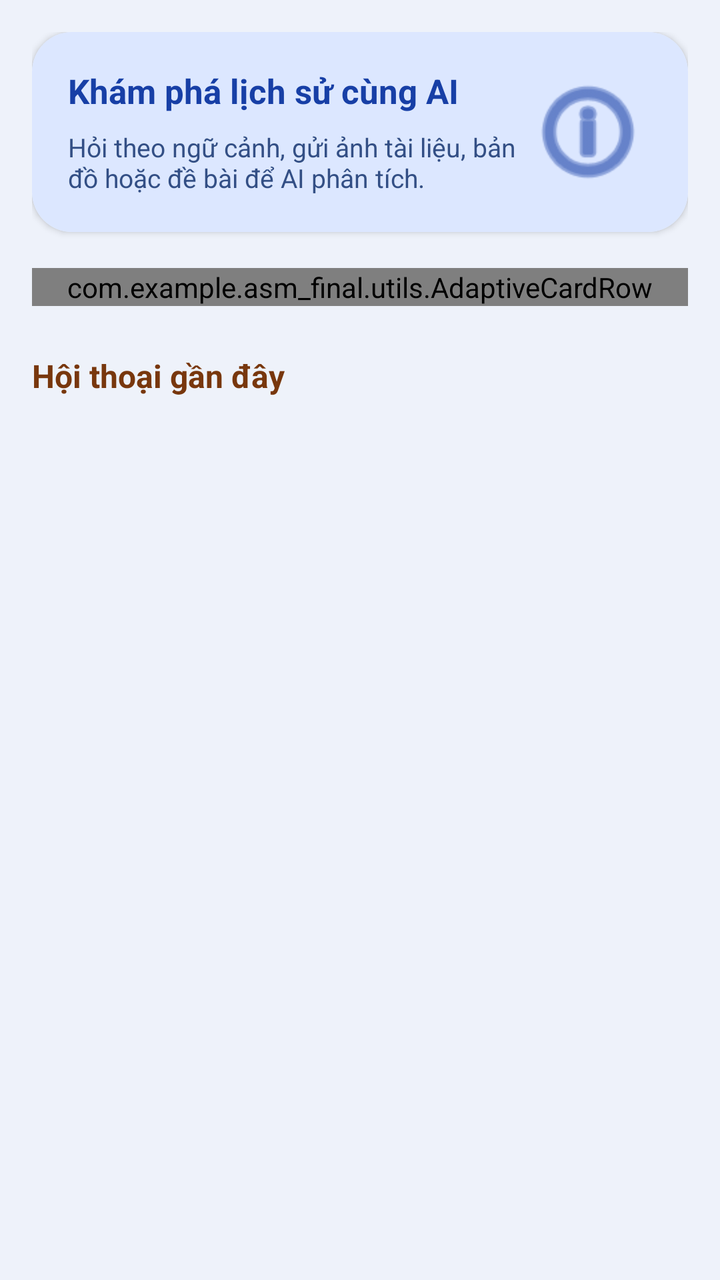
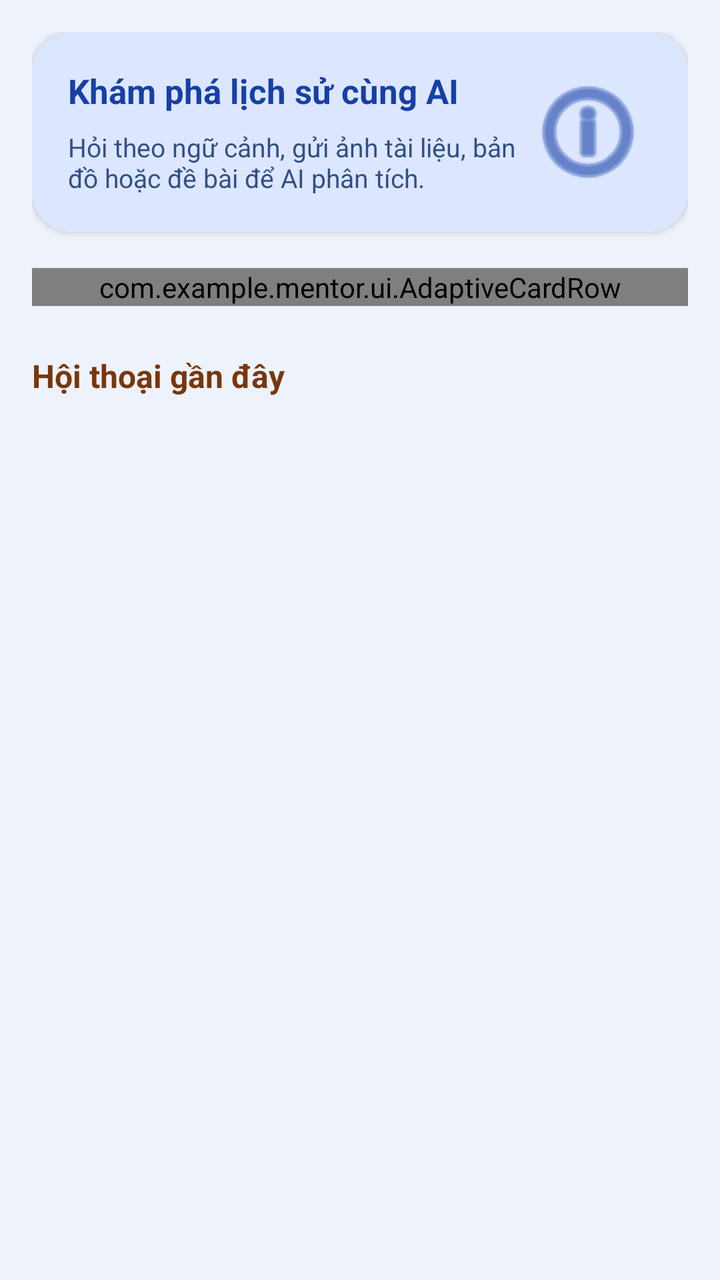

Screens rendered from an Android XML layout before and after an edit, with the pre-edit source and the edit as a unified diff.
<!-- AndroidManifest.xml: application theme Theme.HistoryModule -->
<!-- res/layout/history_fragment_solver.xml -->
<androidx.core.widget.NestedScrollView xmlns:android="http://schemas.android.com/apk/res/android" xmlns:app="http://schemas.android.com/apk/res-auto" android:layout_width="match_parent" android:layout_height="match_parent" android:background="@color/history_background" android:fillViewport="true">

    <LinearLayout android:layout_width="match_parent" android:layout_height="wrap_content" android:orientation="vertical" android:padding="16dp">

        <androidx.cardview.widget.CardView android:id="@+id/card_ai_intro" android:layout_width="match_parent" android:layout_height="wrap_content" android:clickable="true" android:focusable="true" android:foreground="?attr/selectableItemBackground" app:cardCornerRadius="20dp" app:cardElevation="2dp">

            <LinearLayout android:layout_width="match_parent" android:layout_height="wrap_content" android:background="@color/history_banner_blue_bg" android:gravity="center_vertical" android:orientation="horizontal" android:padding="18dp">

                <LinearLayout android:layout_width="0dp" android:layout_height="wrap_content" android:layout_weight="1" android:orientation="vertical">

                    <TextView android:layout_width="wrap_content" android:layout_height="wrap_content" android:text="@string/history_solver_intro_title" android:textColor="@color/history_banner_blue_text" android:textSize="17sp" android:textStyle="bold" />

                    <TextView android:layout_width="wrap_content" android:layout_height="wrap_content" android:layout_marginTop="8dp" android:text="@string/history_solver_intro_desc" android:textColor="@color/history_banner_blue_subtext" android:textSize="13sp" />
                </LinearLayout>

                <ImageView android:layout_width="64dp" android:layout_height="64dp" android:contentDescription="@string/history_chat_title" android:src="@android:drawable/ic_menu_info_details" app:tint="@color/history_banner_blue_text" />
            </LinearLayout>
        </androidx.cardview.widget.CardView>

        <com.example.asm_final.utils.AdaptiveCardRow android:layout_width="match_parent" android:layout_height="wrap_content" android:layout_marginTop="18dp" android:orientation="horizontal">

            <androidx.cardview.widget.CardView android:id="@+id/btn_camera_card" android:layout_width="0dp" android:layout_height="wrap_content" android:layout_marginEnd="6dp" android:layout_weight="1" android:clickable="true" android:focusable="true" android:foreground="?attr/selectableItemBackground" app:cardCornerRadius="20dp">
                <LinearLayout android:layout_width="match_parent" android:layout_height="wrap_content" android:gravity="center" android:orientation="vertical" android:padding="16dp" android:background="@color/history_surface">
                    <ImageView android:layout_width="38dp" android:layout_height="38dp" android:contentDescription="@string/history_solver_btn_camera" android:src="@android:drawable/ic_menu_camera" app:tint="@color/history_accent_blue" />
                    <TextView android:layout_width="wrap_content" android:layout_height="wrap_content" android:layout_marginTop="8dp" android:text="@string/history_solver_btn_camera" android:textColor="@color/history_text_primary" android:textStyle="bold" />
                </LinearLayout>
            </androidx.cardview.widget.CardView>

            <androidx.cardview.widget.CardView android:id="@+id/btn_input_card" android:layout_width="0dp" android:layout_height="wrap_content" android:layout_marginStart="6dp" android:layout_weight="1" android:clickable="true" android:focusable="true" android:foreground="?attr/selectableItemBackground" app:cardCornerRadius="20dp">
                <LinearLayout android:layout_width="match_parent" android:layout_height="wrap_content" android:gravity="center" android:orientation="vertical" android:padding="16dp" android:background="@color/history_surface">
                    <ImageView android:layout_width="38dp" android:layout_height="38dp" android:contentDescription="@string/history_solver_btn_input" android:src="@android:drawable/ic_menu_edit" app:tint="@color/history_accent_blue" />
                    <TextView android:layout_width="wrap_content" android:layout_height="wrap_content" android:layout_marginTop="8dp" android:text="@string/history_solver_btn_input" android:textColor="@color/history_text_primary" android:textStyle="bold" />
                </LinearLayout>
            </androidx.cardview.widget.CardView>
        </com.example.asm_final.utils.AdaptiveCardRow>

        <TextView android:layout_width="wrap_content" android:layout_height="wrap_content" android:layout_marginTop="24dp" android:text="@string/history_solver_recent_title" android:textColor="@color/history_title" android:textSize="16sp" android:textStyle="bold" />

        <TextView android:id="@+id/tvRecentEmpty" android:layout_width="match_parent" android:layout_height="wrap_content" android:layout_marginTop="16dp" android:gravity="center" android:text="@string/history_solver_recent_empty" android:textColor="@color/history_text_hint" android:visibility="gone" />

        <androidx.recyclerview.widget.RecyclerView android:id="@+id/recycler_recent_solver" android:layout_width="match_parent" android:layout_height="wrap_content" android:layout_marginTop="8dp" android:nestedScrollingEnabled="false" />
    </LinearLayout>
</androidx.core.widget.NestedScrollView>
<!-- resources referenced by this layout -->
<resources>
  <color name="history_accent_blue">#A6510B</color>
  <color name="history_background">#EEF2FA</color>
  <color name="history_banner_blue_bg">#DCE7FF</color>
  <color name="history_banner_blue_subtext">#334F85</color>
  <color name="history_banner_blue_text">#173FA6</color>
  <color name="history_surface">#FFFFFF</color>
  <color name="history_text_hint">#5D6C85</color>
  <color name="history_text_primary">#14213D</color>
  <color name="history_title">#78370D</color>
  <string name="history_chat_title">AI Lịch sử</string>
  <string name="history_solver_btn_camera">Chụp tài liệu</string>
  <string name="history_solver_btn_input">Nhập câu hỏi</string>
  <string name="history_solver_intro_desc">Hỏi theo ngữ cảnh, gửi ảnh tài liệu, bản đồ hoặc đề bài để AI phân tích.</string>
  <string name="history_solver_intro_title">Khám phá lịch sử cùng AI</string>
  <string name="history_solver_recent_empty">Chưa có cuộc trò chuyện nào.</string>
  <string name="history_solver_recent_title">Hội thoại gần đây</string>
  <style name="Theme.HistoryModule" parent="Base.Theme.HistoryModule" />
  <style name="Base.Theme.HistoryModule" parent="Theme.Material3.DayNight.NoActionBar">
          
          
      <item name="colorPrimary">@color/history_accent_blue</item><item name="colorSurface">@color/history_surface</item><item name="colorOnSurface">@color/history_text_primary</item><item name="android:windowBackground">@color/history_background</item><item name="android:statusBarColor">@color/history_background</item><item name="android:navigationBarColor">@color/history_surface</item><item name="android:fontFamily">sans-serif</item><item name="android:textColorPrimary">@color/history_text_primary</item><item name="android:textColorSecondary">@color/history_text_secondary</item><item name="materialButtonStyle">@style/MentorHistoryButton</item><item name="textInputStyle">@style/MentorHistoryInput</item><item name="android:windowAnimationStyle">@style/MentorWindowAnimation</item></style>
  <color name="history_text_secondary">#4D5E78</color>
  <style name="MentorHistoryButton" parent="Widget.MaterialComponents.Button">
          <item name="backgroundTint">@color/mentor_history_button</item><item name="android:textColor">#FFFFFF</item><item name="cornerRadius">16dp</item><item name="android:minHeight">52dp</item>
          <item name="android:textAllCaps">false</item><item name="android:textSize">15sp</item>
          <item name="android:fontFamily">sans-serif-medium</item>
      </style>
  <style name="MentorHistoryInput" parent="Widget.MaterialComponents.TextInputLayout.OutlinedBox">
          <item name="boxCornerRadiusTopStart">16dp</item><item name="boxCornerRadiusTopEnd">16dp</item>
          <item name="boxCornerRadiusBottomStart">16dp</item><item name="boxCornerRadiusBottomEnd">16dp</item>
      </style>
  <style name="MentorWindowAnimation"><item name="android:activityOpenEnterAnimation">@anim/mentor_enter</item><item name="android:activityOpenExitAnimation">@anim/mentor_exit</item><item name="android:activityCloseEnterAnimation">@anim/mentor_enter</item><item name="android:activityCloseExitAnimation">@anim/mentor_exit</item></style>
  <color name="mentor_history_button">#A6510B</color>
</resources>

<!-- the commit's change to res/layout/history_fragment_solver.xml (unified diff, before → after) -->
@@ -17,7 +17,7 @@
             </LinearLayout>
         </androidx.cardview.widget.CardView>
 
-        <com.example.asm_final.utils.AdaptiveCardRow android:layout_width="match_parent" android:layout_height="wrap_content" android:layout_marginTop="18dp" android:orientation="horizontal">
+        <com.example.mentor.ui.AdaptiveCardRow android:layout_width="match_parent" android:layout_height="wrap_content" android:layout_marginTop="18dp" android:orientation="horizontal">
 
             <androidx.cardview.widget.CardView android:id="@+id/btn_camera_card" android:layout_width="0dp" android:layout_height="wrap_content" android:layout_marginEnd="6dp" android:layout_weight="1" android:clickable="true" android:focusable="true" android:foreground="?attr/selectableItemBackground" app:cardCornerRadius="20dp">
                 <LinearLayout android:layout_width="match_parent" android:layout_height="wrap_content" android:gravity="center" android:orientation="vertical" android:padding="16dp" android:background="@color/history_surface">
@@ -32,7 +32,7 @@
                     <TextView android:layout_width="wrap_content" android:layout_height="wrap_content" android:layout_marginTop="8dp" android:text="@string/history_solver_btn_input" android:textColor="@color/history_text_primary" android:textStyle="bold" />
                 </LinearLayout>
             </androidx.cardview.widget.CardView>
-        </com.example.asm_final.utils.AdaptiveCardRow>
+        </com.example.mentor.ui.AdaptiveCardRow>
 
         <TextView android:layout_width="wrap_content" android:layout_height="wrap_content" android:layout_marginTop="24dp" android:text="@string/history_solver_recent_title" android:textColor="@color/history_title" android:textSize="16sp" android:textStyle="bold" />
 
<!-- resource entries referenced after the edit -->
@@ -31,7 +31,6 @@
           <item name="boxCornerRadiusTopStart">16dp</item><item name="boxCornerRadiusTopEnd">16dp</item>
           <item name="boxCornerRadiusBottomStart">16dp</item><item name="boxCornerRadiusBottomEnd">16dp</item>
       </style>
-  <style name="MentorWindowAnimation"><item name="android:activityOpenEnterAnimation">@anim/mentor_enter</item><item name="android:activityOpenExitAnimation">@anim/mentor_exit</item><item name="android:activityCloseEnterAnimation">@anim/mentor_enter</item><item name="android:activityCloseExitAnimation">@anim/mentor_exit</item></style>
   <color name="mentor_history_button">#A6510B</color>
 </resources>
 
